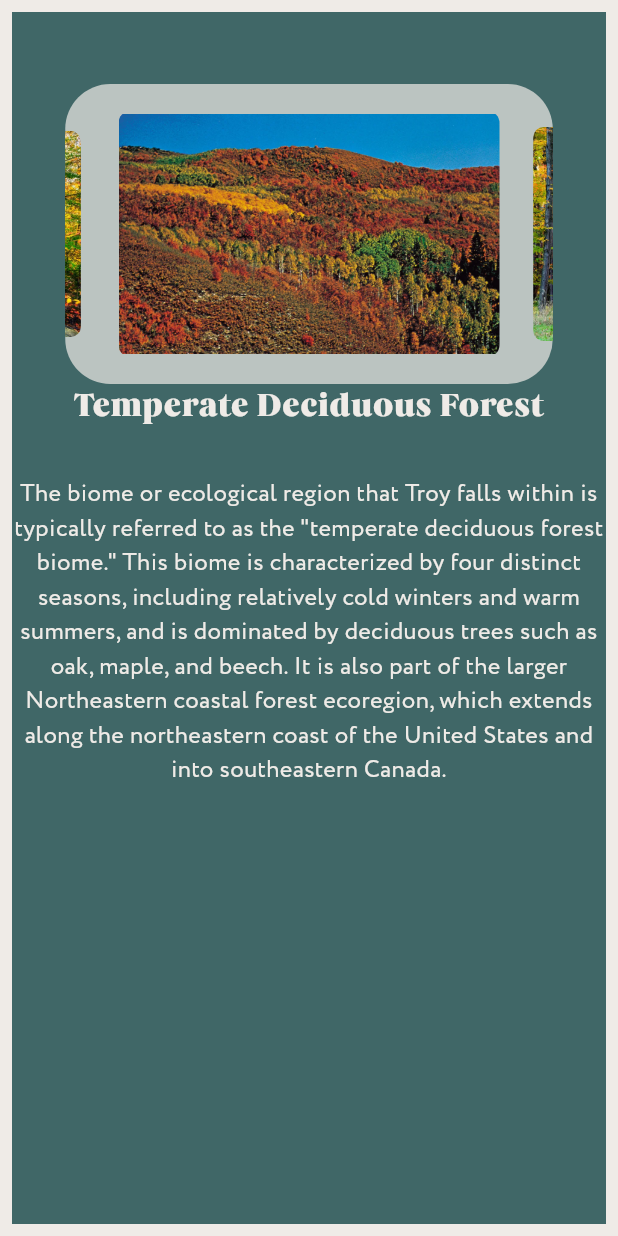
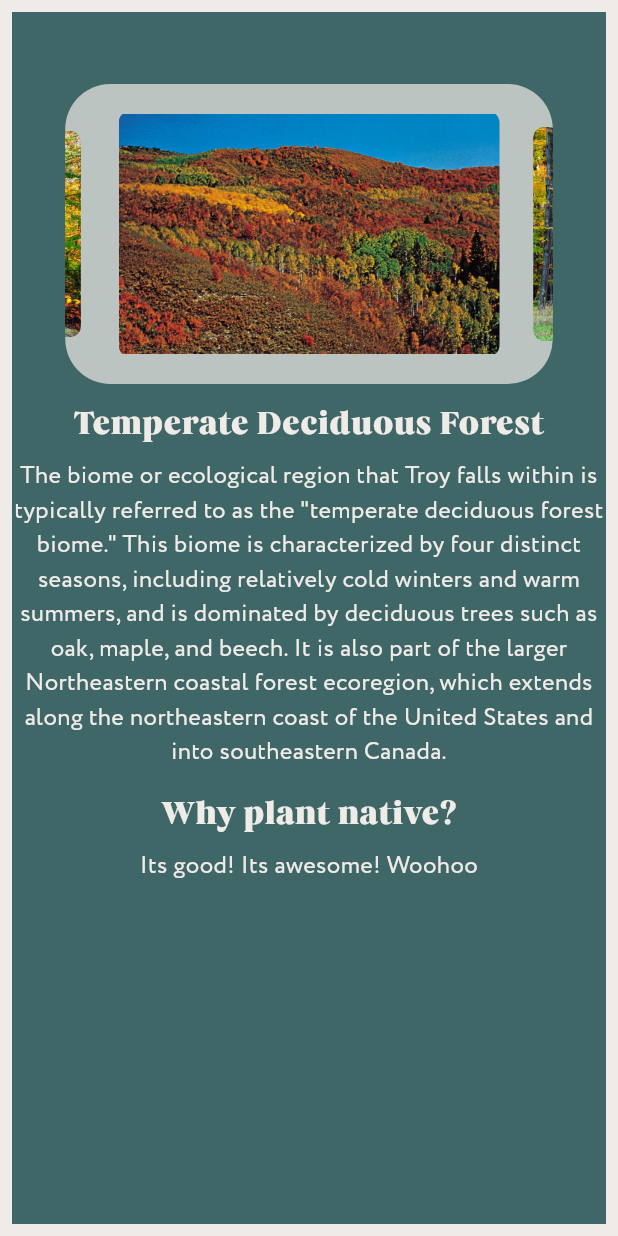
Before and after one commit to honeyzuzu/Indigena, a Flutter app: the BiomePage screen opened directly, on a phone screen of 412 x 824 dp. Run offline on Flutter 3.47's test engine with Material 3 defaults, Android fonts, the phone set to English and light mode, and no system bars; drawn by our look-alikes of carousel_slider.

Commit message:
Added more to commit page

```diff
--- a/indigena/lib/biome.dart
+++ b/indigena/lib/biome.dart
@@ -27,6 +27,7 @@ class _BiomePageState extends State<BiomePage> {
           children: [
             Container(//bg
               padding: EdgeInsets.only(top: 48.0),
+
               color: const Color(0xff406767),
               height: MediaQuery. of(context). size. height - 16,
               width: MediaQuery. of(context). size. width,
@@ -112,7 +113,7 @@ class _BiomePageState extends State<BiomePage> {
               options: CarouselOptions(
                 height: 170.0,
                 enlargeCenterPage: true,
-                autoPlay: true,
+                autoPlay: false,
                 aspectRatio: 16 / 9,
                 autoPlayCurve: Curves.fastOutSlowIn,
                 enableInfiniteScroll: true,
@@ -125,15 +126,21 @@ class _BiomePageState extends State<BiomePage> {
                       ],
                     ),)
                   ),
-
+                  SizedBox(height: 20),
                   Text("Temperate Deciduous Forest\n",
                             textAlign: TextAlign.center,
                             style:
-                              TextStyle(fontSize: 22, fontFamily: 'Carelia', color: Color(0xffefebe7))),
+                              TextStyle(height: 0.7, fontSize: 22, fontFamily: 'Carelia', color: Color(0xffefebe7))),
 
           Text("The biome or ecological region that Troy falls within is typically referred to as the \"temperate deciduous forest biome.\" This biome is characterized by four distinct seasons, including relatively cold winters and warm summers, and is dominated by deciduous trees such as oak, maple, and beech. It is also part of the larger Northeastern coastal forest ecoregion, which extends along the northeastern coast of the United States and into southeastern Canada.\n",
+          textAlign: TextAlign.center, style: TextStyle(fontSize: 16, fontFamily: 'Circe', color: Color(0xffefebe7)),),
+
+          Text("Why plant native?\n",
+                            textAlign: TextAlign.center,
+                            style:
+                              TextStyle(height: 0.7, fontSize: 22, fontFamily: 'Carelia', color: Color(0xffefebe7))),
+                 Text("Its good! Its awesome! Woohoo\n",
           textAlign: TextAlign.center, style: TextStyle(fontSize: 16, fontFamily: 'Circe', color: Color(0xffefebe7)),)
-
                 ]
 
           ),
```
